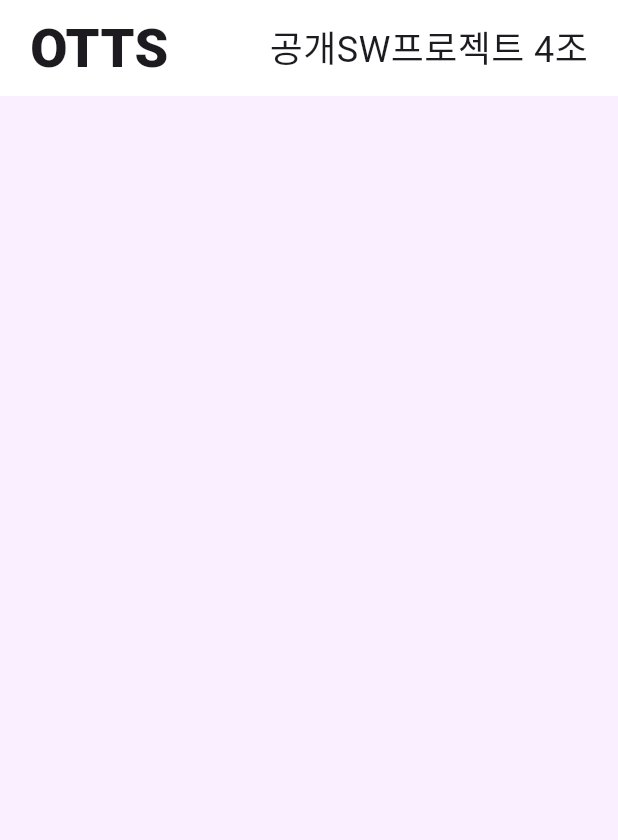
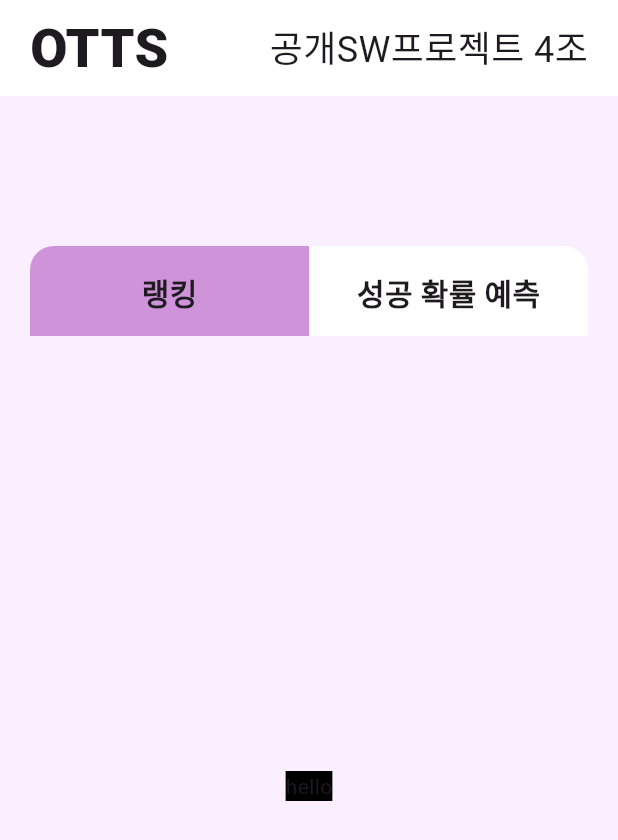
Before and after one commit to happylesserpanda/OSSW4-MSPS, a Flutter app: the screen it shows after launch, on a phone screen of 412 x 824 dp. Shown: the top 840 px of the screen. Run offline on Flutter 3.47's test engine with Material 3 defaults, Android fonts, the phone set to English and light mode, and no system bars; Roboto replaces fonts that are missing (Pretendard); project files that could hold a hidden picture were left out.

Commit message:
add tab switching

```diff
--- a/lib/main.dart
+++ b/lib/main.dart
@@ -1,8 +1,15 @@
 import 'package:flutter/material.dart';
+import 'tabs/input.dart';
+import 'tabs/ranking.dart';
 
 const TextStyle titleText = TextStyle(
   fontFamily: 'Pretendard',
   fontSize: 64,
+  fontWeight: FontWeight.w600,
+);
+const TextStyle selectText = TextStyle(
+  fontFamily: 'Pretendard',
+  fontSize: 20,
   fontWeight: FontWeight.w600,
 );
 const TextStyle subtitleText = TextStyle(
@@ -46,10 +53,10 @@
 }
 
 class _mainpageState extends State<mainpage> {
+  bool SelectedTabisRanking = true;
+
   @override
   Widget build(BuildContext context) {
-    bool SelectedTabisRanking = true;
-
     double pageWidth =
         MediaQuery.of(context).size.width;
     return Scaffold(
@@ -93,6 +100,110 @@
             ),
           ),
           SizedBox(height: 100),
+
+          //버튼
+          Container(
+            height: 60,
+            padding: EdgeInsets.symmetric(
+              horizontal:
+                  pageWidth > breakPointWidth
+                      ? (pageWidth -
+                              breakPointWidth) /
+                          2
+                      : 20,
+            ),
+
+            child: Row(
+              children: [
+                Expanded(
+                  child: GestureDetector(
+                    onTap:
+                        () => setState(
+                          () =>
+                              SelectedTabisRanking =
+                                  false,
+                        ),
+                    child: Container(
+                      padding:
+                          const EdgeInsets.all(
+                            16,
+                          ),
+                      decoration: BoxDecoration(
+                        color:
+                            SelectedTabisRanking ==
+                                    false
+                                ? Colors.white
+                                : Colors
+                                    .purple[200],
+                        borderRadius:
+                            const BorderRadius.only(
+                              topLeft:
+                                  Radius.circular(
+                                    16,
+                                  ), // 왼쪽 위 둥글게
+                            ),
+                      ),
+                      child: const Center(
+                        child: Text(
+                          '랭킹',
+                          style: selectText,
+                        ),
+                      ),
+                    ),
+                  ),
+                ),
+                Expanded(
+                  child: GestureDetector(
+                    onTap:
+                        () => setState(
+                          () =>
+                              SelectedTabisRanking =
+                                  true,
+                        ),
+                    child: Container(
+                      padding:
+                          const EdgeInsets.all(
+                            16,
+                          ),
+                      decoration: BoxDecoration(
+                        color:
+                            SelectedTabisRanking ==
+                                    true
+                                ? Colors.white
+                                : Colors
+                                    .purple[200],
+                        borderRadius:
+                            const BorderRadius.only(
+                              topRight:
+                                  Radius.circular(
+                                    16,
+                                  ), // 오른쪽 위 둥글게
+                            ),
+                      ),
+                      child: const Center(
+                        child: Text(
+                          '성공 확률 예측',
+                          style: selectText,
+                        ),
+                      ),
+                    ),
+                  ),
+                ),
+              ],
+            ),
+          ),
+          //화면전환
+          Expanded(
+            child: AnimatedSwitcher(
+              duration: const Duration(
+                milliseconds: 300,
+              ),
+              child:
+                  SelectedTabisRanking
+                      ? const RankingTab()
+                      : const InputTab(),
+            ),
+          ),
         ],
       ),
     );
--- /dev/null
+++ b/lib/tabs/input.dart
@@ -0,0 +1,24 @@
+import 'package:flutter/material.dart';
+import 'package:flutter/widgets.dart';
+import 'package:ossw4_msps/main.dart';
+
+class InputTab extends StatelessWidget {
+  const InputTab({super.key});
+
+  @override
+  Widget build(BuildContext context) {
+    double pageWidth =
+        MediaQuery.of(context).size.width;
+
+    return Padding(
+      padding: EdgeInsets.symmetric(
+        horizontal:
+            pageWidth > breakPointWidth
+                ? (pageWidth - breakPointWidth) /
+                    2
+                : 20,
+      ),
+      child: Text('temp'),
+    );
+  }
+}
--- /dev/null
+++ b/lib/tabs/ranking.dart
@@ -0,0 +1,16 @@
+import 'package:flutter/material.dart';
+import 'package:ossw4_msps/main.dart';
+
+class RankingTab extends StatelessWidget {
+  const RankingTab({super.key});
+
+  @override
+  Widget build(BuildContext context) {
+    return Center(
+      child: Container(
+        color: Colors.black,
+        child: Text('hello'),
+      ),
+    );
+  }
+}
```
Also changed, not shown: lib/input.dart (deleted), lib/ranking.dart (deleted).
